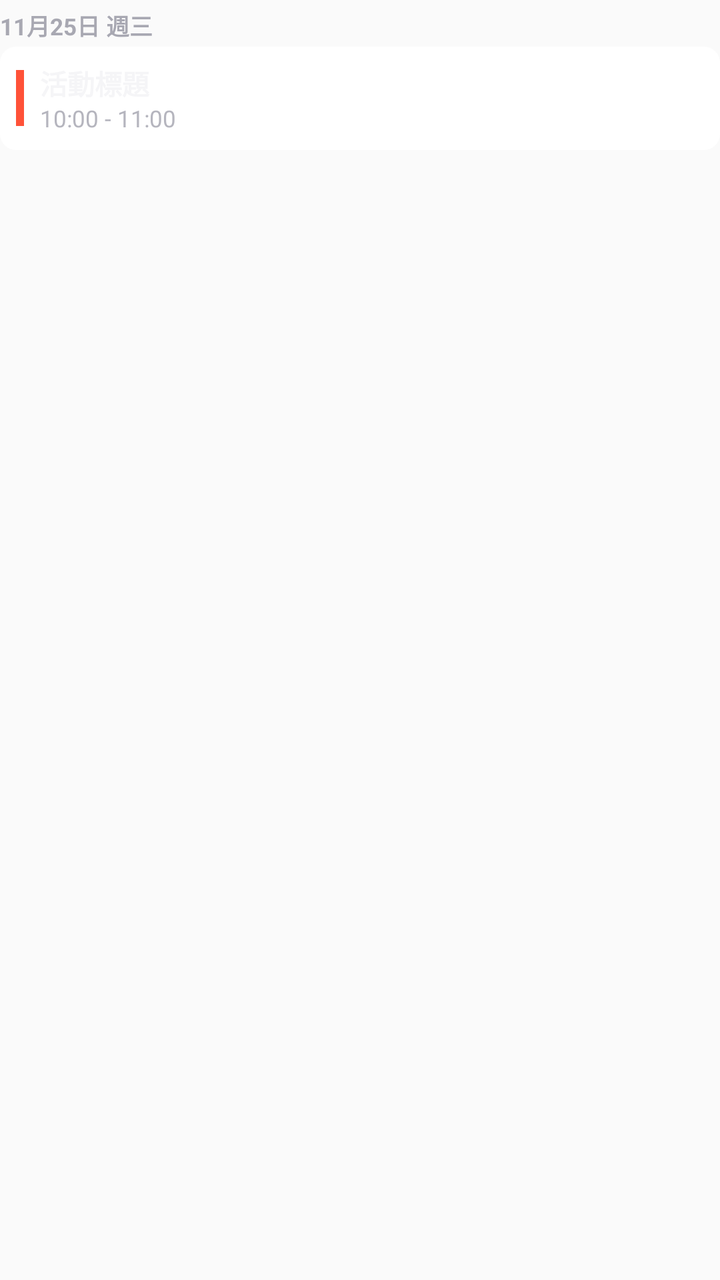
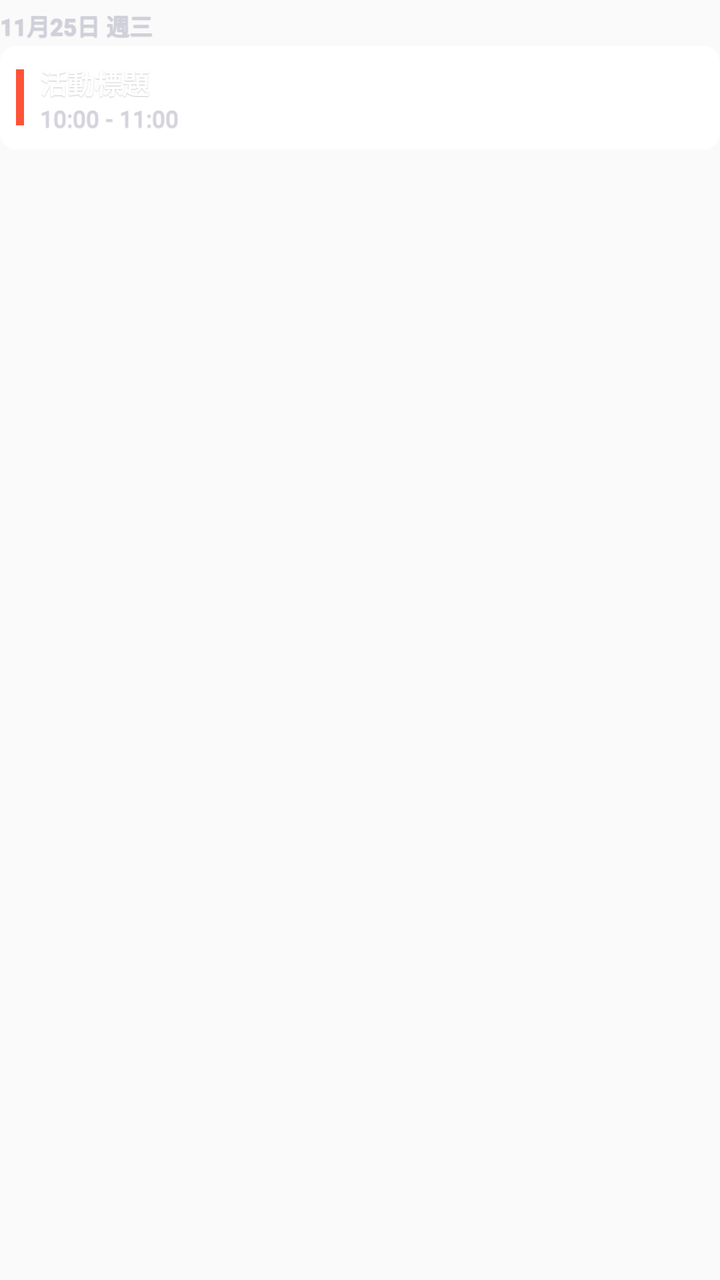

Two renders of the same Android screen: before a commit and after it. Below are the layout's source before the change and the commit's diff.
<!-- AndroidManifest.xml: application theme Theme.DXCalendar -->
<!-- res/layout/widget_item_row.xml -->
<?xml version="1.0" encoding="utf-8"?>
<LinearLayout xmlns:android="http://schemas.android.com/apk/res/android"
    android:layout_width="match_parent"
    android:layout_height="wrap_content"
    android:orientation="vertical">

    <TextView
        android:id="@+id/row_date_header"
        android:layout_width="match_parent"
        android:layout_height="wrap_content"
        android:paddingTop="4dp"
        android:paddingBottom="2dp"
        android:text="11月25日 週三"
        android:textColor="#FFA8A8B2"
        android:textSize="11.5sp"
        android:textStyle="bold" />

    <FrameLayout
        android:id="@+id/row_card_container"
        android:layout_width="match_parent"
        android:layout_height="wrap_content">

        <ImageView
            android:id="@+id/row_card_bg"
            android:layout_width="match_parent"
            android:layout_height="match_parent"
            android:importantForAccessibility="no"
            android:scaleType="fitXY"
            android:src="@drawable/bg_widget_row_dark_solid" />

        <LinearLayout
            android:layout_width="match_parent"
            android:layout_height="wrap_content"
            android:gravity="center_vertical"
            android:orientation="horizontal"
            android:padding="8dp">

            <FrameLayout
                android:id="@+id/row_color_bar"
                android:layout_width="4dp"
                android:layout_height="28dp"
                android:background="#FFFF5238" />

            <LinearLayout
                android:layout_width="0dp"
                android:layout_height="wrap_content"
                android:layout_weight="1"
                android:orientation="vertical"
                android:paddingStart="8dp"
                android:paddingEnd="4dp">

                <TextView
                    android:id="@+id/row_item_title"
                    android:layout_width="match_parent"
                    android:layout_height="wrap_content"
                    android:ellipsize="end"
                    android:maxLines="1"
                    android:text="活動標題"
                    android:textColor="#FFF5F5F7"
                    android:textSize="13.5sp"
                    android:textStyle="bold" />

                <TextView
                    android:id="@+id/row_item_time"
                    android:layout_width="match_parent"
                    android:layout_height="wrap_content"
                    android:text="10:00 - 11:00"
                    android:textColor="#FFB5B5BE"
                    android:textSize="11.5sp" />
            </LinearLayout>
        </LinearLayout>
    </FrameLayout>
</LinearLayout>
<!-- resources referenced by this layout -->
<resources>
  <!-- drawable bg_widget_row_dark_solid (drawable) -->
  <?xml version="1.0" encoding="utf-8"?>
  <shape xmlns:android="http://schemas.android.com/apk/res/android"
      android:shape="rectangle">
      <solid android:color="#FFFFFFFF" />
      <corners android:radius="8dp" />
  </shape>
  <style name="Theme.DXCalendar" parent="Theme.AppCompat.DayNight.NoActionBar">
          <item name="android:statusBarColor">@android:color/transparent</item>
          <item name="android:navigationBarColor">@android:color/transparent</item>
      </style>
</resources>

<!-- the commit's change to res/layout/widget_item_row.xml (unified diff, before → after) -->
@@ -8,10 +8,15 @@
         android:id="@+id/row_date_header"
         android:layout_width="match_parent"
         android:layout_height="wrap_content"
+        android:fontFamily="sans-serif-medium"
+        android:includeFontPadding="false"
         android:paddingTop="4dp"
         android:paddingBottom="2dp"
+        android:shadowColor="#38000000"
+        android:shadowDy="0.5"
+        android:shadowRadius="0.8"
         android:text="11月25日 週三"
-        android:textColor="#FFA8A8B2"
+        android:textColor="#FFD0D0DC"
         android:textSize="11.5sp"
         android:textStyle="bold" />
 
@@ -54,9 +59,14 @@
                     android:layout_width="match_parent"
                     android:layout_height="wrap_content"
                     android:ellipsize="end"
+                    android:fontFamily="sans-serif-medium"
+                    android:includeFontPadding="false"
                     android:maxLines="1"
+                    android:shadowColor="#38000000"
+                    android:shadowDy="0.5"
+                    android:shadowRadius="0.8"
                     android:text="活動標題"
-                    android:textColor="#FFF5F5F7"
+                    android:textColor="#FFFFFFFF"
                     android:textSize="13.5sp"
                     android:textStyle="bold" />
 
@@ -64,8 +74,14 @@
                     android:id="@+id/row_item_time"
                     android:layout_width="match_parent"
                     android:layout_height="wrap_content"
+                    android:fontFamily="sans-serif-medium"
+                    android:includeFontPadding="false"
+                    android:paddingTop="2dp"
+                    android:shadowColor="#30000000"
+                    android:shadowDy="0.5"
+                    android:shadowRadius="0.8"
                     android:text="10:00 - 11:00"
-                    android:textColor="#FFB5B5BE"
+                    android:textColor="#FFD4D4DE"
                     android:textSize="11.5sp" />
             </LinearLayout>
         </LinearLayout>
